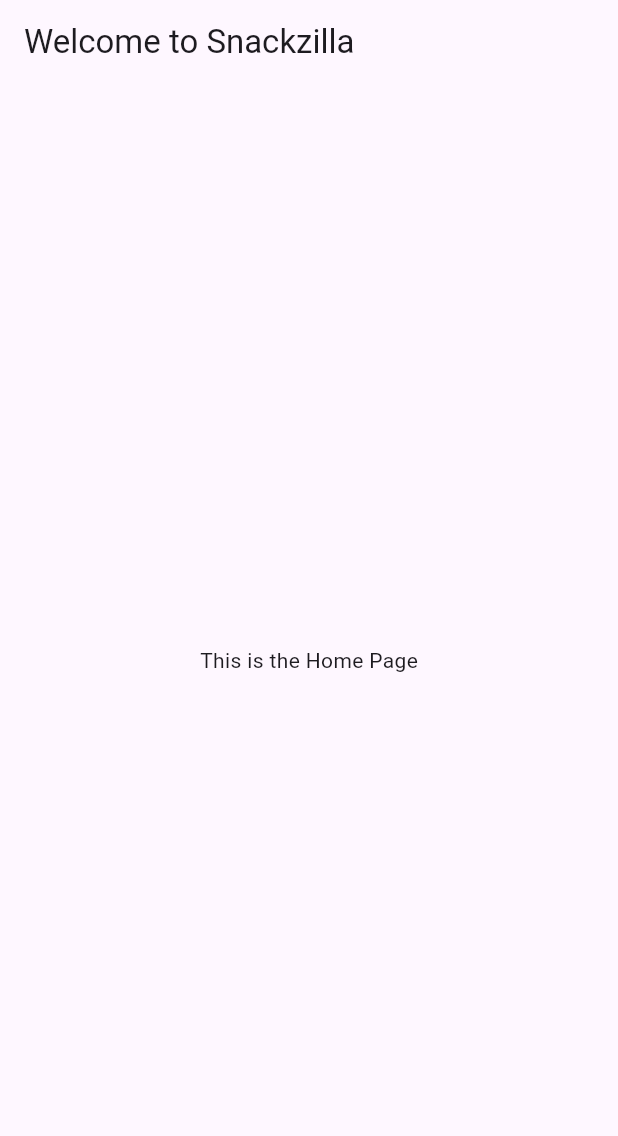
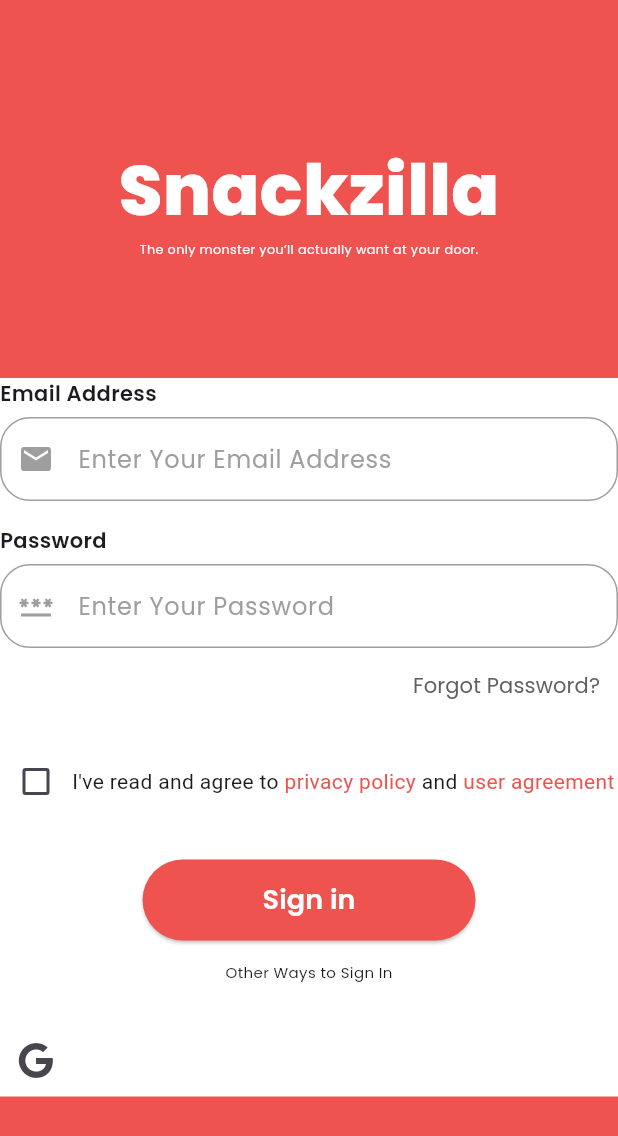
Before and after one commit to VandanKambodi/Snackzilla, a Flutter app: the screen it shows after launch, on a phone screen of 412 x 824 dp. Shown: the top 1136 px of the screen. Run offline on Flutter 3.47's test engine with Material 3 defaults, Android fonts, the phone set to English and light mode, and no system bars; our stand-ins replace font_awesome_flutter.

Commit message:
Sign in page

```diff
--- /dev/null
+++ b/lib/LoginPage.dart
@@ -0,0 +1,166 @@
+
+import 'package:flutter/cupertino.dart';
+import 'package:flutter/material.dart';
+import 'package:font_awesome_flutter/font_awesome_flutter.dart';
+
+class LoginPage extends StatefulWidget {
+  @override
+  State<LoginPage> createState() => _LoginPageState();
+}
+
+class _LoginPageState extends State<LoginPage> {
+  @override
+  Widget build(BuildContext context) {
+    // TODO: implement build
+    return Scaffold(
+      backgroundColor: Colors.red.shade400,
+      body:
+          Center(
+            child: Column(
+              mainAxisAlignment: MainAxisAlignment.center,
+              children: [
+                Text(
+                  "Snackzilla",
+                  style: TextStyle(
+                    fontFamily: 'title',
+                    fontSize: 47,
+                    color: Colors.white,
+                  ),
+                ),
+                Text(
+                  "The only monster you’ll actually want at your door.",
+                  style: TextStyle(
+                    fontFamily: 'description',
+                    color: Colors.white,
+                    fontSize: 8.5,
+                  ),
+                ),
+                SizedBox(height: 80,),
+                Container(
+                  color: Colors.white,
+                  width: double.infinity,
+                  child: Column(
+                    mainAxisAlignment: MainAxisAlignment.start,
+                    children: [
+                      Align(alignment: Alignment.centerLeft,child: Text("Email Address", style: TextStyle(fontFamily: 'pageHead'),)),
+                      SizedBox(height: 06,),
+                      TextField(
+                        keyboardType: TextInputType.emailAddress,
+                        decoration: InputDecoration(
+                          prefixIcon: Icon(Icons.mail,color: Colors.grey,),
+                          focusedBorder: OutlineInputBorder(
+                              borderRadius: BorderRadius.circular(20),
+                            borderSide: BorderSide(
+                              color: Colors.white,
+                              width: 2
+                            )
+                          ),
+                          enabledBorder: OutlineInputBorder(
+                            borderSide: BorderSide(
+                              color: Colors.grey,
+                            ),
+                            borderRadius: BorderRadius.circular(20)
+                          ),
+                          label: Text('Enter Your Email Address', style: TextStyle(color: Colors.grey,fontFamily: 'description'),),
+                          border: OutlineInputBorder(
+                            borderSide: BorderSide(
+                              color: Colors.white,
+                              width: 2
+                            ),
+                              borderRadius: BorderRadius.circular(20)
+                          ),
+                        ),
+                      ),
+                      SizedBox(height: 16,),
+                      Align(alignment: Alignment.centerLeft,child: Text("Password", style: TextStyle(fontFamily: 'pageHead'),)),
+                      SizedBox(height: 6,),
+                      TextField(
+                        keyboardType: TextInputType.visiblePassword,
+                        decoration: InputDecoration(
+                          prefixIcon: Icon(Icons.password,color: Colors.grey,),
+                          focusedBorder: OutlineInputBorder(
+                              borderRadius: BorderRadius.circular(20),
+                              borderSide: BorderSide(
+                                  color: Colors.white,
+                                  width: 2
+                              )
+                          ),
+                          enabledBorder: OutlineInputBorder(
+                              borderSide: BorderSide(
+                                color: Colors.grey,
+                              ),
+                              borderRadius: BorderRadius.circular(20)
+                          ),
+                          label: Text('Enter Your Password', style: TextStyle(color: Colors.grey,fontFamily: 'description'),),
+                          border: OutlineInputBorder(
+                              borderSide: BorderSide(
+                                  color: Colors.white,
+                                  width: 2
+                              ),
+                              borderRadius: BorderRadius.circular(20)
+                          ),
+                        ),
+                      ),
+                      SizedBox(height: 1,),
+                      Align(
+                        alignment: Alignment.centerRight,
+                        child: TextButton(onPressed:(){
+
+                        } , child: Text("Forgot Password?", style: TextStyle(color: Colors.grey.shade700,fontFamily: 'description'))),
+                      ),
+                      SizedBox(height: 16,),
+                      Row(
+                        children: [
+                          Checkbox(value: false, onChanged: (_){}),
+                          Expanded(
+                              child: Text.rich(
+                                  TextSpan(
+                                    text: "I've read and agree to ",
+                                    children:
+                                      [
+                                        TextSpan(
+                                          text: "privacy policy",
+                                          style: TextStyle(color: Colors.red.shade400)
+                                        ),
+                                        TextSpan(text: ' and '),
+                                        TextSpan(
+                                            text: "user agreement",
+                                            style: TextStyle(color: Colors.red.shade400)
+                                        ),
+                                      ]
+                              ))
+                          )
+                        ],
+                      ),
+                      SizedBox(height: 28,),
+                      ElevatedButton(
+                          onPressed: (){
+
+                          },
+                          child: Text("Sign in", style: TextStyle(color: Colors.white, fontFamily: 'pageHead', fontSize: 18),),
+                        style: ElevatedButton.styleFrom(
+                          backgroundColor: Colors.red.shade400,
+                          shape: RoundedRectangleBorder(
+                            borderRadius: BorderRadius.circular(30)
+                          ),
+                          padding: EdgeInsets.symmetric(vertical: 14,horizontal: 80)
+                        ),
+                      ),
+                      SizedBox(height: 14,),
+                      Text("Other Ways to Sign In", style: TextStyle(fontFamily: 'description',fontSize: 10),),
+                      SizedBox(height: 28,),
+                      Row(
+                        children: [
+                          IconButton(onPressed: (){}, icon: FaIcon(FontAwesomeIcons.google), )
+                        ],
+                      )
+                    ],
+                  ),
+                )
+              ],
+            ),
+          ),
+    );
+
+  }
+}
--- a/lib/SplashPage.dart
+++ b/lib/SplashPage.dart
@@ -1,4 +1,5 @@
 import 'package:flutter/material.dart';
+import 'package:snackzilla/LoginPage.dart';
 import 'main.dart';
 
 class SplashPage extends StatefulWidget {
@@ -32,7 +33,7 @@ class SplashPageState extends State<SplashPage> with TickerProviderStateMixin {
     Future.delayed(Duration(seconds: 4), () {
       Navigator.pushReplacement(
         context,
-        MaterialPageRoute(builder: (context) => HomePage()),
+        MaterialPageRoute(builder: (context) => LoginPage()),
       );
     });
   }
--- a/pubspec.yaml
+++ b/pubspec.yaml
@@ -34,6 +34,7 @@ dependencies:
   # The following adds the Cupertino Icons font to your application.
   # Use with the CupertinoIcons class for iOS style icons.
   cupertino_icons: ^1.0.8
+  font_awesome_flutter: ^10.8.0
 
 dev_dependencies:
   flutter_test:
```
Also changed, not shown: pubspec.lock.
